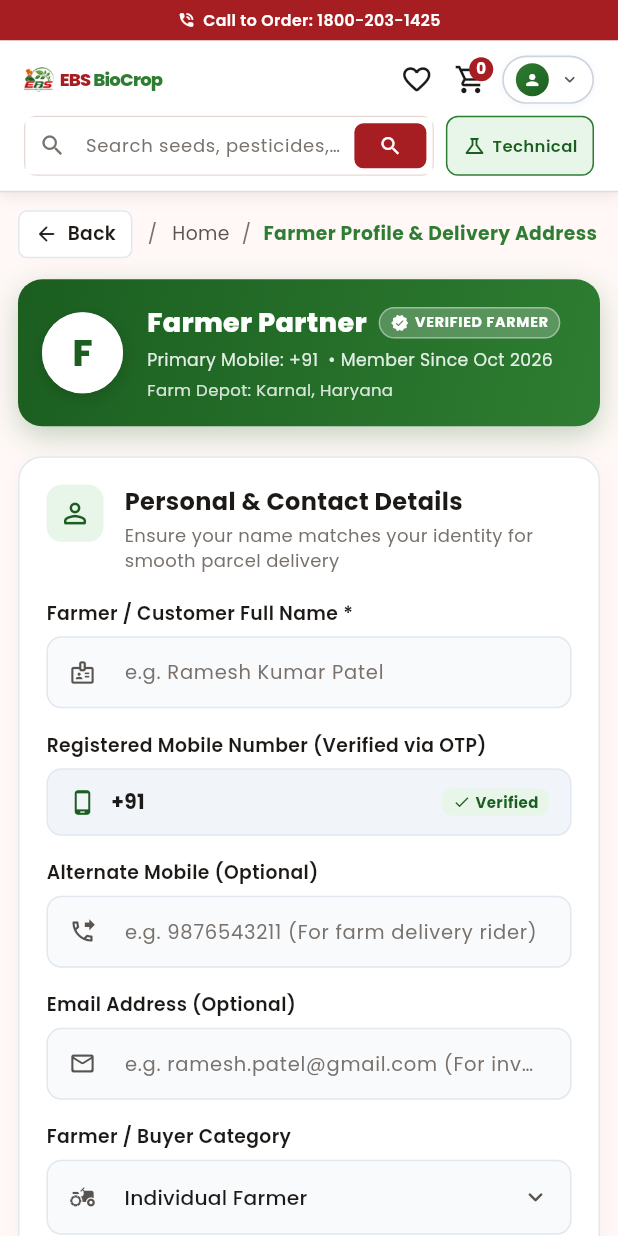
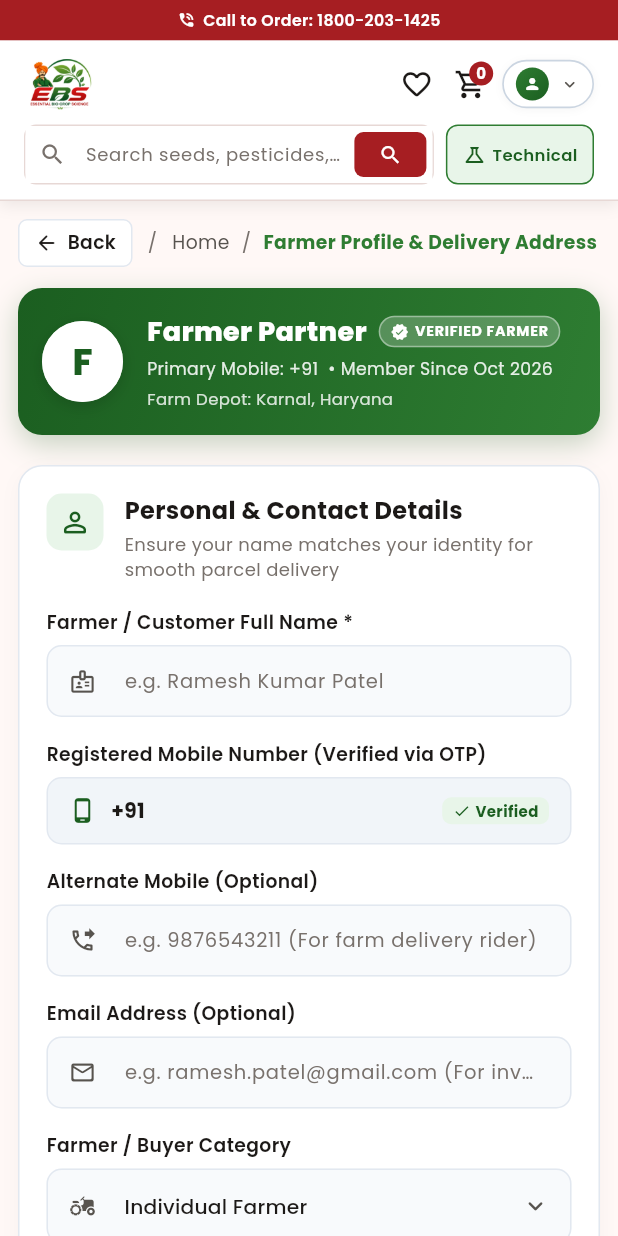
Before and after one commit to krishikrantidealer-cell/seller_website, a Flutter app: the FarmerProfileView screen opened directly, on a phone screen of 412 x 824 dp. Run offline on Flutter 3.47's test engine with Material 3 defaults, Android fonts, the phone set to English and light mode, and no system bars; our stand-ins replace google_fonts; accounts and stored records are empty; network calls fail.

Commit message:
feat(header): display prominent standalone company logo in navigation header

```diff
--- a/lib/presentation/widgets/main_nav_header.dart
+++ b/lib/presentation/widgets/main_nav_header.dart
@@ -507,84 +507,46 @@ class _MainNavHeaderState extends State<MainNavHeader> {
   }
 
   Widget _buildLogo({bool isCompact = false, bool isSmallMobile = false}) {
-    final double titleFontSize = isSmallMobile ? 12 : (isCompact ? 15 : 22);
-    final double iconSize = isSmallMobile ? 14 : (isCompact ? 18 : 24);
-    final double iconPadding = isSmallMobile ? 3 : (isCompact ? 6 : 8);
-    final double logoBoxSize = isSmallMobile ? 20 : (isCompact ? 30 : 40);
+    final double logoHeight = isSmallMobile ? 34 : (isCompact ? 42 : 52);
 
-    return InkWell(
+    return Tooltip(
+      message: 'EBS Essential BioCrop Science',
+      child: InkWell(
         onTap: () {
           Navigator.of(context).popUntil((route) => route.isFirst);
         },
         borderRadius: BorderRadius.circular(8),
+        child: Padding(
+          padding: const EdgeInsets.symmetric(vertical: 2, horizontal: 4),
+          child: Image.asset(
+            'assets/images/company_logo.png',
+            height: logoHeight,
+            fit: BoxFit.contain,
+            errorBuilder: (_, _, _) => Container(
+              height: logoHeight,
+              padding: const EdgeInsets.symmetric(horizontal: 8, vertical: 4),
+              decoration: BoxDecoration(
+                color: AppColors.primaryGreen,
+                borderRadius: BorderRadius.circular(8),
+              ),
               child: Row(
                 mainAxisSize: MainAxisSize.min,
                 children: [
-          ClipRRect(
-            borderRadius: BorderRadius.circular(isSmallMobile ? 4 : 6),
-            child: Image.asset(
-              'assets/images/company_logo.png',
-              height: logoBoxSize,
-              width: logoBoxSize,
-              fit: BoxFit.contain,
-              errorBuilder: (context, error, stackTrace) => Container(
-                padding: EdgeInsets.all(iconPadding),
-                decoration: BoxDecoration(
-                  color: AppColors.primaryGreen,
-                  borderRadius: BorderRadius.circular(isSmallMobile ? 6 : 8),
-                ),
-                child: Icon(Icons.eco_rounded, color: Colors.white, size: iconSize),
-              ),
-            ),
-          ),
-          SizedBox(width: isSmallMobile ? 4 : (isCompact ? 6 : 10)),
-          Flexible(
-            child: Column(
-              crossAxisAlignment: CrossAxisAlignment.start,
-              mainAxisSize: MainAxisSize.min,
-              children: [
-                Text.rich(
-                  TextSpan(
-                    children: [
-                      TextSpan(
-                        text: 'EBS ',
+                  const Icon(Icons.eco_rounded, color: Colors.white, size: 20),
+                  const SizedBox(width: 6),
+                  Text(
+                    'BioCrop',
                     style: GoogleFonts.poppins(
-                          fontSize: titleFontSize,
-                          fontWeight: FontWeight.w800,
-                          color: AppColors.primaryCrimson,
-                          letterSpacing: -0.5,
-                        ),
-                      ),
-                      TextSpan(
-                        text: 'BioCrop',
-                        style: GoogleFonts.poppins(
-                          fontSize: titleFontSize,
-                          fontWeight: FontWeight.w800,
-                          color: AppColors.primaryGreen,
-                          letterSpacing: -0.5,
-                        ),
-                      ),
-                    ],
-                  ),
-                  maxLines: 1,
-                  overflow: TextOverflow.ellipsis,
-                ),
-                if (!isCompact && !isSmallMobile)
-                  Text(
-                    'ESSENTIAL BIO CROP SCIENCE',
-                    maxLines: 1,
-                    overflow: TextOverflow.ellipsis,
-                    style: GoogleFonts.poppins(
-                      fontSize: 8.8,
-                      fontWeight: FontWeight.w700,
-                      color: AppColors.primaryCrimson,
-                      letterSpacing: 0.8,
+                      color: Colors.white,
+                      fontWeight: FontWeight.bold,
+                      fontSize: 14,
                     ),
                   ),
                 ],
               ),
             ),
-        ],
+          ),
+        ),
       ),
     );
   }
```
Lines whose indentation alone changed are shown as unchanged.
